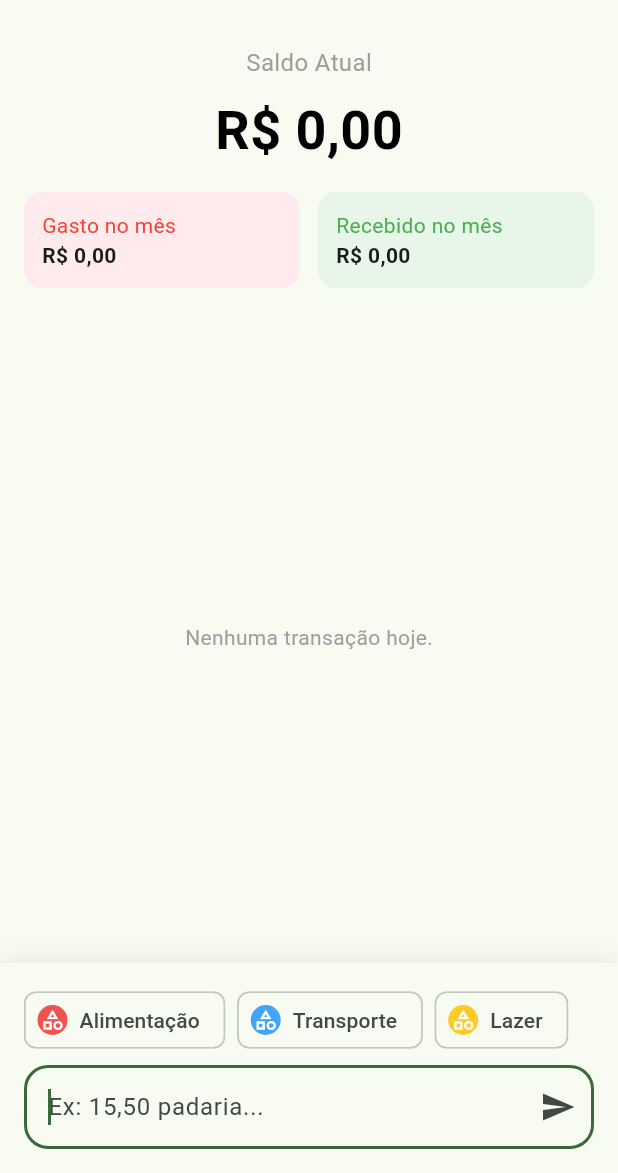
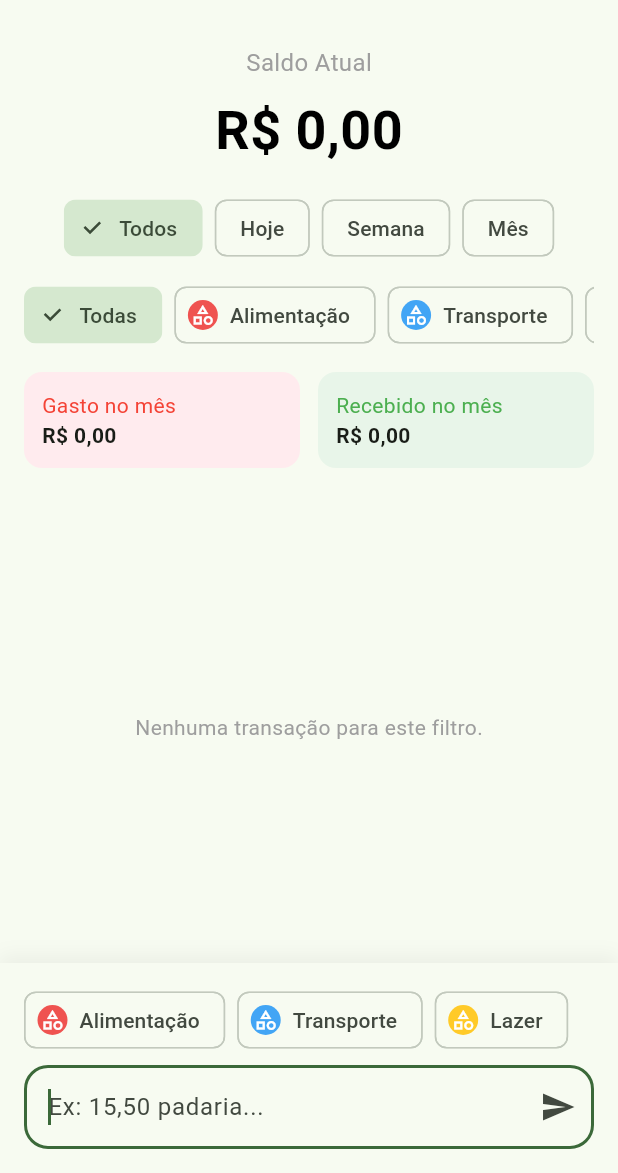
Before and after one commit to DiegoAndreLeffa/FlowFinance, a Flutter app: the screen it shows after launch, on a phone screen of 412 x 824 dp, the part 63-1236 px from its top. Run offline on Flutter 3.47's test engine with Material 3 defaults, Android fonts, the phone set to English and light mode, and no system bars; our stand-ins replace go_router, shared_preferences.

Commit message:
feat: Adiciona filtros por período e categoria na tela inicial e implementa testes correspondentes

```diff
--- a/lib/features/home/home_page.dart
+++ b/lib/features/home/home_page.dart
@@ -29,6 +29,8 @@ class _HomePageState extends State<HomePage> {
   bool _isBalanceVisible = true;
   int _initialBalance = 0;
   String? _selectedCategoryName;
+  String? _filterCategoryName;
+  String _selectedPeriod = 'all';
 
   @override
   void initState() {
@@ -172,9 +174,15 @@ class _HomePageState extends State<HomePage> {
 
   @override
   Widget build(BuildContext context) {
-    final currentBalance = calculateBalance(_transactions, initialBalance: _initialBalance);
-    final monthlyIncome = _transactions.where((tx) => tx.type == 'income').fold<int>(0, (sum, tx) => sum + tx.amountInCents.abs());
-    final monthlyExpense = _transactions.where((tx) => tx.type == 'expense').fold<int>(0, (sum, tx) => sum + tx.amountInCents.abs());
+    final periodTransactions = filterTransactionsByPeriod(_transactions, period: _selectedPeriod);
+    final filteredTransactions = filterTransactions(
+      periodTransactions,
+      categoryName: _filterCategoryName,
+      period: _selectedPeriod,
+    );
+    final currentBalance = calculateBalance(periodTransactions, initialBalance: _initialBalance);
+    final monthlyIncome = periodTransactions.where((tx) => tx.type == 'income').fold<int>(0, (sum, tx) => sum + tx.amountInCents.abs());
+    final monthlyExpense = periodTransactions.where((tx) => tx.type == 'expense').fold<int>(0, (sum, tx) => sum + tx.amountInCents.abs());
 
     return Scaffold(
       appBar: AppBar(
@@ -230,6 +238,69 @@ class _HomePageState extends State<HomePage> {
                   ),
                 ),
                 const SizedBox(height: 16),
+                Wrap(
+                  spacing: 8,
+                  runSpacing: 8,
+                  children: [
+                    ChoiceChip(
+                      label: const Text('Todos'),
+                      selected: _selectedPeriod == 'all',
+                      onSelected: (_) => setState(() => _selectedPeriod = 'all'),
+                    ),
+                    ChoiceChip(
+                      label: const Text('Hoje'),
+                      selected: _selectedPeriod == 'day',
+                      onSelected: (_) => setState(() => _selectedPeriod = 'day'),
+                    ),
+                    ChoiceChip(
+                      label: const Text('Semana'),
+                      selected: _selectedPeriod == 'week',
+                      onSelected: (_) => setState(() => _selectedPeriod = 'week'),
+                    ),
+                    ChoiceChip(
+                      label: const Text('Mês'),
+                      selected: _selectedPeriod == 'month',
+                      onSelected: (_) => setState(() => _selectedPeriod = 'month'),
+                    ),
+                  ],
+                ),
+                const SizedBox(height: 12),
+                if (_categories.isNotEmpty)
+                  SizedBox(
+                    height: 44,
+                    child: ListView.separated(
+                      scrollDirection: Axis.horizontal,
+                      itemCount: _categories.length + 1,
+                      separatorBuilder: (_, __) => const SizedBox(width: 8),
+                      itemBuilder: (context, index) {
+                        if (index == 0) {
+                          final isSelected = _filterCategoryName == null;
+                          return ChoiceChip(
+                            label: const Text('Todas'),
+                            selected: isSelected,
+                            onSelected: (_) => setState(() => _filterCategoryName = null),
+                          );
+                        }
+
+                        final category = _categories[index - 1];
+                        final isSelected = _filterCategoryName == category.name;
+                        return ChoiceChip(
+                          label: Text(category.name),
+                          selected: isSelected,
+                          avatar: CircleAvatar(
+                            backgroundColor: Color(int.parse(category.colorHex, radix: 16)),
+                            child: Icon(Icons.category_outlined, size: 16, color: Colors.white),
+                          ),
+                          onSelected: (_) {
+                            setState(() {
+                              _filterCategoryName = isSelected ? null : category.name;
+                            });
+                          },
+                        );
+                      },
+                    ),
+                  ),
+                const SizedBox(height: 16),
                 Row(
                   children: [
                     Expanded(
@@ -273,14 +344,14 @@ class _HomePageState extends State<HomePage> {
           Expanded(
             child: _isLoading
                 ? const Center(child: CircularProgressIndicator())
-                : _transactions.isEmpty
+                : filteredTransactions.isEmpty
                     ? const Center(
-                        child: Text('Nenhuma transação hoje.', style: TextStyle(color: Colors.grey)),
+                        child: Text('Nenhuma transação para este filtro.', style: TextStyle(color: Colors.grey)),
                       )
                     : ListView.builder(
-                        itemCount: _transactions.length,
+                        itemCount: filteredTransactions.length,
                         itemBuilder: (context, index) {
-                          final tx = _transactions[index];
+                          final tx = filteredTransactions[index];
                           final category = _categories.firstWhere(
                             (item) => item.name == tx.categoryName,
                             orElse: () => CategoryModel(name: 'Sem categoria', colorHex: 'FF9E9E9E', iconName: 'category'),
--- a/lib/features/home/home_providers.dart
+++ b/lib/features/home/home_providers.dart
@@ -13,3 +13,46 @@
 
   return total;
 }
+
+List<TransactionModel> filterTransactionsByPeriod(
+  List<TransactionModel> transactions, {
+  required String period,
+}) {
+  final now = DateTime.now();
+
+  return transactions.where((transaction) {
+    if (period == 'day') {
+      return transaction.date.year == now.year &&
+          transaction.date.month == now.month &&
+          transaction.date.day == now.day;
+    }
+
+    if (period == 'week') {
+      final startOfWeek = now.subtract(Duration(days: now.weekday - 1));
+      final endOfWeek = startOfWeek.add(const Duration(days: 6));
+      return transaction.date.isAfter(startOfWeek.subtract(const Duration(days: 1))) &&
+          transaction.date.isBefore(endOfWeek.add(const Duration(days: 1)));
+    }
+
+    if (period == 'month') {
+      return transaction.date.year == now.year && transaction.date.month == now.month;
+    }
+
+    return true;
+  }).toList()
+    ..sort((a, b) => b.date.compareTo(a.date));
+}
+
+List<TransactionModel> filterTransactions(
+  List<TransactionModel> transactions, {
+  String? categoryName,
+  String period = 'all',
+}) {
+  final periodFiltered = filterTransactionsByPeriod(transactions, period: period);
+
+  if (categoryName == null || categoryName.isEmpty) {
+    return periodFiltered;
+  }
+
+  return periodFiltered.where((transaction) => transaction.categoryName == categoryName).toList();
+}
```
Also changed, not shown: 2 other files.
